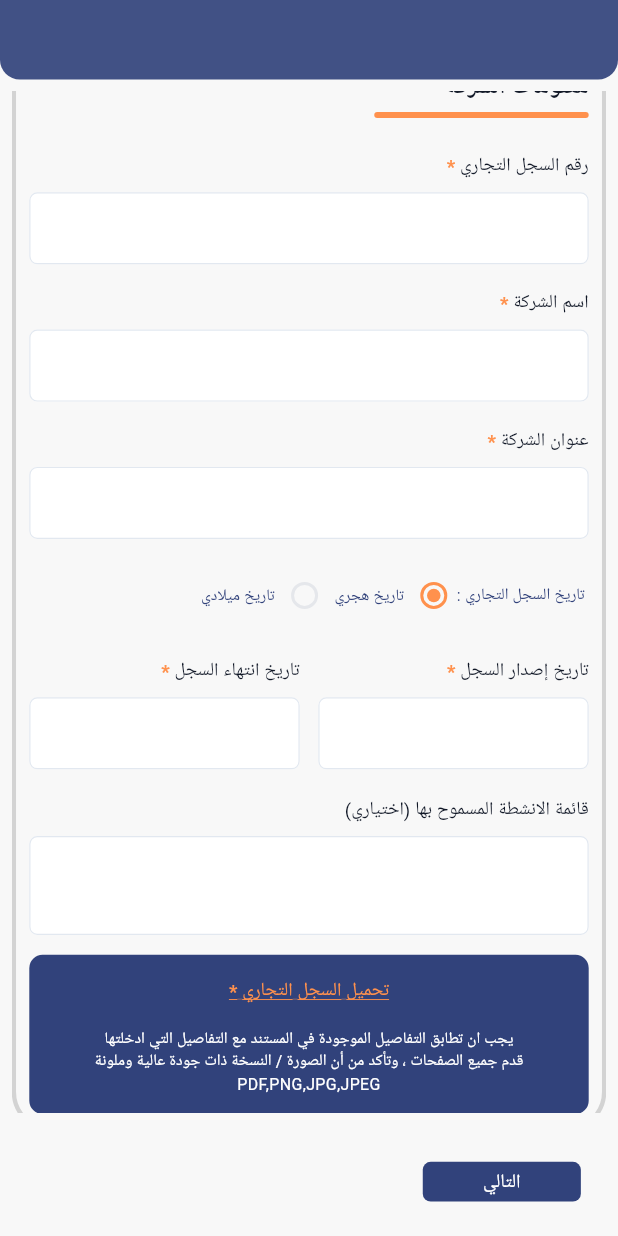
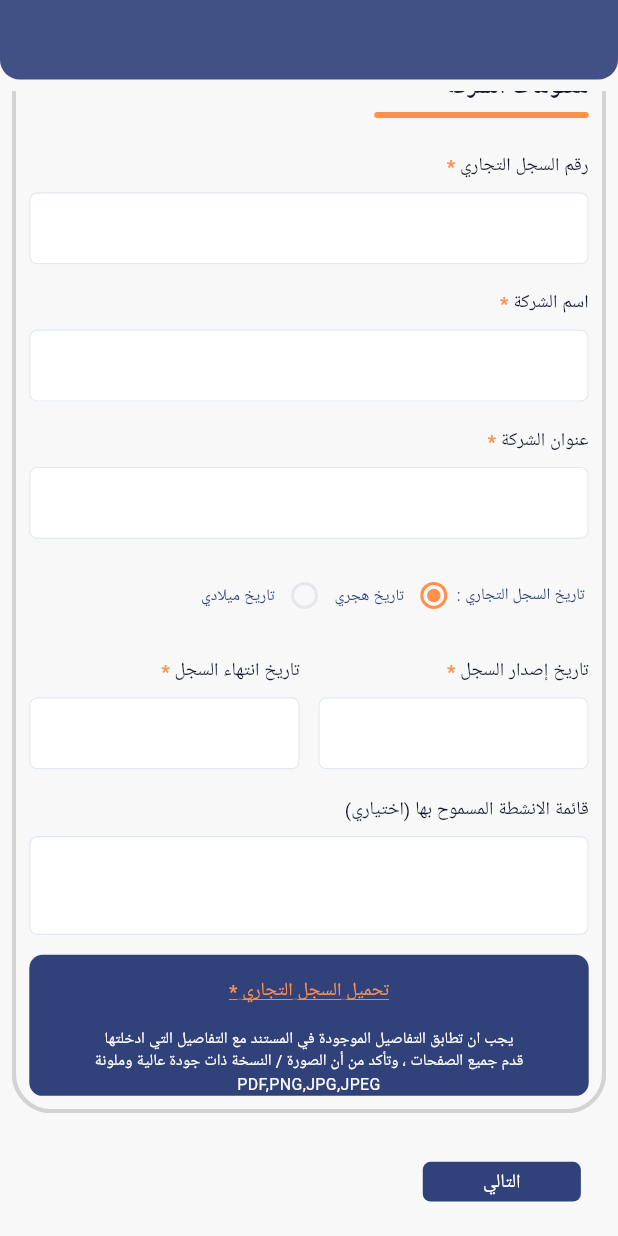
Before and after one commit to MonierAnas10/featureLogIn, a Flutter app: the screen it shows after launch, scrolled down 49 dp, on a phone screen of 412 x 824 dp. Run offline on Flutter 3.47's test engine with Material 3 defaults, Android fonts, the phone set to English and light mode, and no system bars; our stand-ins replace badges, cached_network_image, dio, dropdown_button2, easy_localization, equatable and 16 more; accounts and stored records are empty; Roboto replaces fonts that are missing (Almarai).

Commit message:
fix: adjust responsiveness issue in [UploadCommercialRegistration] on smaller screens

```diff
--- a/lib/features/auth/log_in/presentation/widgets/upload_Commercial_Registration.dart
+++ b/lib/features/auth/log_in/presentation/widgets/upload_Commercial_Registration.dart
@@ -11,7 +11,6 @@ class UploadCommercialRegistration extends StatelessWidget {
   @override
   Widget build(BuildContext context) {
     return Container(
-      height: 120.h,
       width: double.infinity,
       decoration: BoxDecoration(
         color: AppColor.subtextColor,
```
